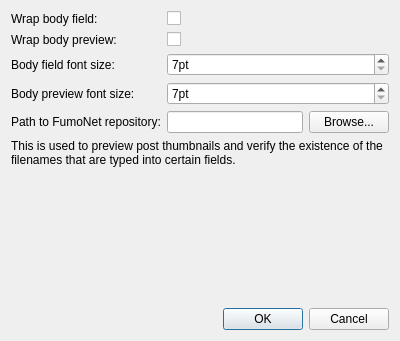
Old version of the form forms/WndSettings.ui in the repository Driftini/fumoedit-qt.
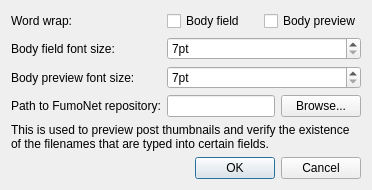
New version of the form.

Commit message: Filename fields with warnings and absolute paths

```diff
--- a/forms/WndSettings.ui
+++ b/forms/WndSettings.ui
@@ -17,7 +17,10 @@
    <bool>true</bool>
   </property>
   <layout class="QGridLayout" name="gridLayout">
-   <item row="1" column="0">
+   <property name="sizeConstraint">
+    <enum>QLayout::SetFixedSize</enum>
+   </property>
+   <item row="4" column="0">
     <widget class="QDialogButtonBox" name="BbMain">
      <property name="orientation">
       <enum>Qt::Horizontal</enum>
@@ -29,7 +32,32 @@
    </item>
    <item row="0" column="0">
     <layout class="QFormLayout" name="formLayout_2">
-     <item row="2" column="0">
+     <item row="0" column="0">
+      <widget class="QLabel" name="LblWrapBody">
+       <property name="text">
+        <string>Word wrap:</string>
+       </property>
+      </widget>
+     </item>
+     <item row="0" column="1">
+      <layout class="QHBoxLayout" name="horizontalLayout_3">
+       <item>
+        <widget class="QCheckBox" name="CbWrapPreview">
+         <property name="text">
+          <string>Body field</string>
+         </property>
+        </widget>
+       </item>
+       <item>
+        <widget class="QCheckBox" name="CbWrapBody">
+         <property name="text">
+          <string>Body preview</string>
+         </property>
+        </widget>
+       </item>
+      </layout>
+     </item>
+     <item row="1" column="0">
       <widget class="QLabel" name="LblBodyFontSize">
        <property name="text">
         <string>Body field font size:</string>
@@ -39,7 +67,7 @@
        </property>
       </widget>
      </item>
-     <item row="2" column="1">
+     <item row="1" column="1">
       <widget class="QSpinBox" name="SbBodyFontSize">
        <property name="suffix">
         <string>pt</string>
@@ -52,14 +80,40 @@
        </property>
       </widget>
      </item>
-     <item row="4" column="0">
+     <item row="2" column="0">
+      <widget class="QLabel" name="LblPreviewFontSize">
+       <property name="text">
+        <string>Body preview font size:</string>
+       </property>
+       <property name="textFormat">
+        <enum>Qt::MarkdownText</enum>
+       </property>
+       <property name="buddy">
+        <cstring>SbPreviewFontSize</cstring>
+       </property>
+      </widget>
+     </item>
+     <item row="2" column="1">
+      <widget class="QSpinBox" name="SbPreviewFontSize">
+       <property name="suffix">
+        <string>pt</string>
+       </property>
+       <property name="minimum">
+        <number>7</number>
+       </property>
+       <property name="maximum">
+        <number>100</number>
+       </property>
+      </widget>
+     </item>
+     <item row="3" column="0">
       <widget class="QLabel" name="LblSitePath">
        <property name="text">
         <string>Path to FumoNet repository:</string>
        </property>
       </widget>
      </item>
-     <item row="4" column="1">
+     <item row="3" column="1">
       <layout class="QHBoxLayout" name="horizontalLayout">
        <item>
         <widget class="QLineEdit" name="LeSitePath"/>
@@ -73,58 +127,7 @@
        </item>
       </layout>
      </item>
-     <item row="0" column="0">
-      <widget class="QLabel" name="LblWrapBody">
-       <property name="text">
-        <string>Wrap body field:</string>
-       </property>
-      </widget>
-     </item>
-     <item row="0" column="1">
-      <widget class="QCheckBox" name="CbWrapBody">
-       <property name="text">
-        <string/>
-       </property>
-      </widget>
-     </item>
-     <item row="1" column="0">
-      <widget class="QLabel" name="LblWrapPreview">
-       <property name="text">
-        <string>Wrap body preview:</string>
-       </property>
-      </widget>
-     </item>
-     <item row="1" column="1">
-      <widget class="QCheckBox" name="CbWrapPreview">
-       <property name="text">
-        <string/>
-       </property>
-      </widget>
-     </item>
-     <item row="3" column="0">
-      <widget class="QLabel" name="LblPreviewFontSize">
-       <property name="text">
-        <string>Body preview font size:</string>
-       </property>
-       <property name="textFormat">
-        <enum>Qt::MarkdownText</enum>
-       </property>
-      </widget>
-     </item>
-     <item row="3" column="1">
-      <widget class="QSpinBox" name="SbPreviewFontSize">
-       <property name="suffix">
-        <string>pt</string>
-       </property>
-       <property name="minimum">
-        <number>7</number>
-       </property>
-       <property name="maximum">
-        <number>100</number>
-       </property>
-      </widget>
-     </item>
-     <item row="5" column="0" colspan="2">
+     <item row="4" column="0" colspan="2">
       <widget class="QLabel" name="LblSitePathDescription">
        <property name="text">
         <string>This is used to preview post thumbnails and verify the existence of the filenames that are typed into certain fields.</string>
```
Left out of the diff: 17 changed lines with no effect on the pictures. The commit also changes 5 other files.
